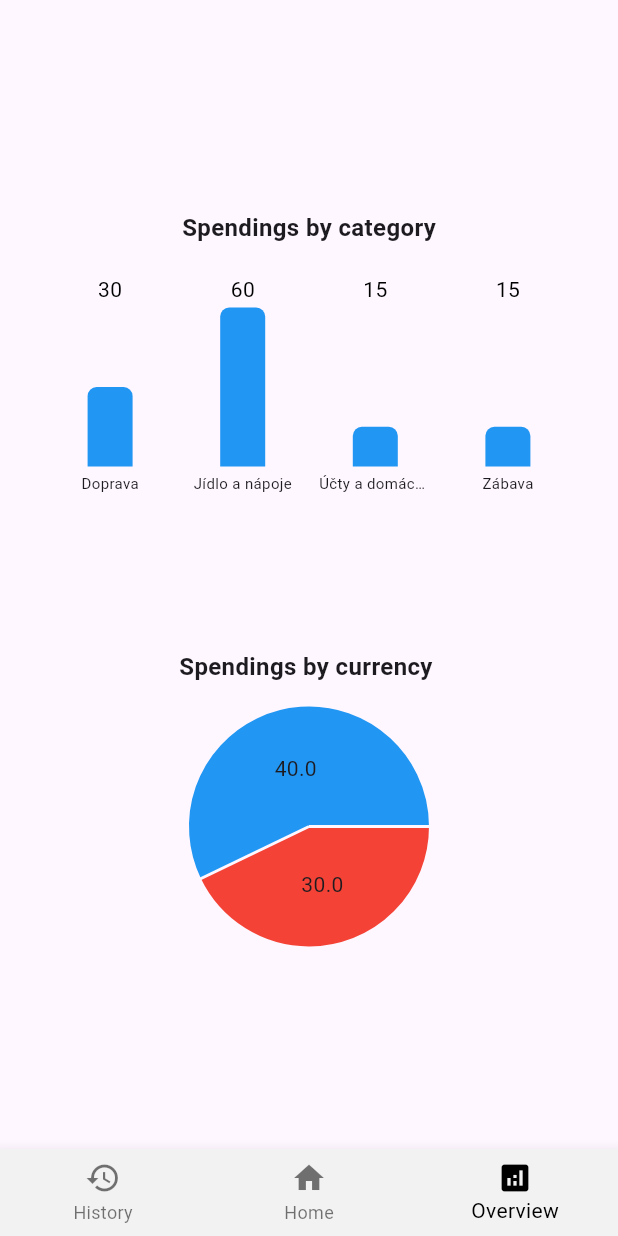
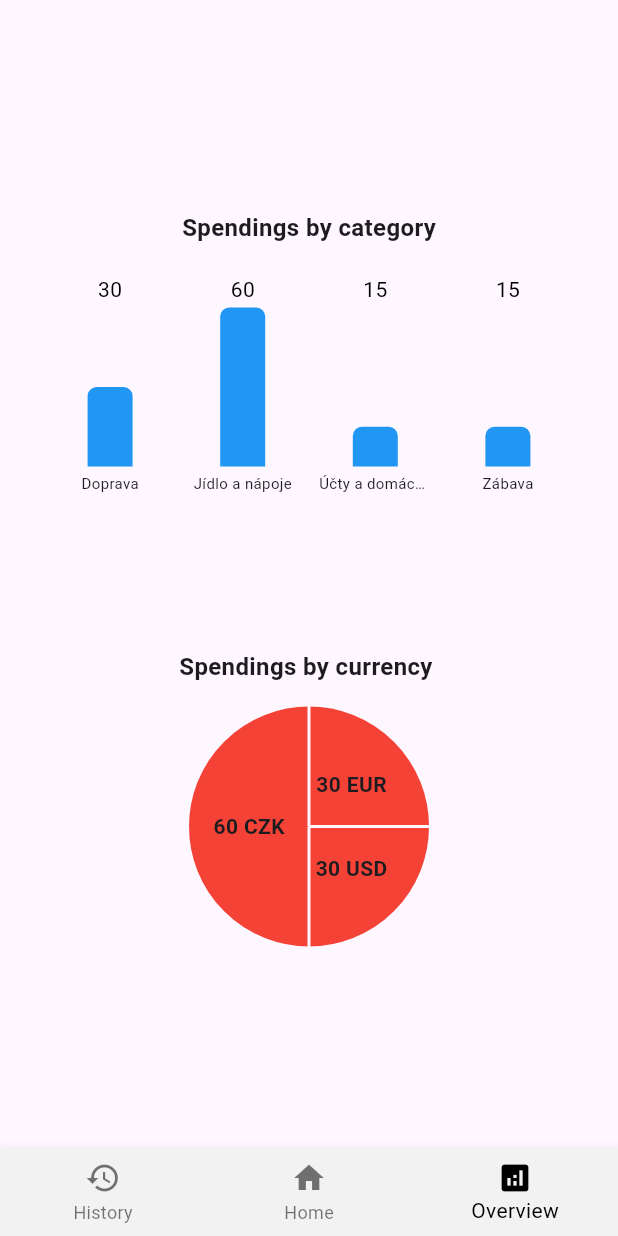
Before and after one commit to drapek9/expense_tracker, a Flutter app: the screen it shows after launch, swiped to page 3, on a phone screen of 412 x 824 dp. Run offline on Flutter 3.47's test engine with Material 3 defaults, Android fonts, the phone set to English and light mode, and no system bars; drawn by our look-alikes of fl_chart; our stand-ins replace scroll_snap_list.

```diff
--- a/lib/spending_overview/spending_overview_main.dart
+++ b/lib/spending_overview/spending_overview_main.dart
@@ -14,7 +14,7 @@ class _SpendingOverviewScreenState extends State<SpendingOverviewScreen> {
   final List allExpenses = [
       Expense(
         category: 2,
-        currency: 1,
+        currency: 0,
         name: "Shoes",
         prize: 15,
         time: DateTime(2024, 12, 10, 12, 51)
@@ -35,7 +35,7 @@ class _SpendingOverviewScreenState extends State<SpendingOverviewScreen> {
       ),
       Expense(
         category: 0,
-        currency: 1,
+        currency: 2,
         name: "Shoes",
         prize: 15,
         time: DateTime(2024, 12, 10, 12, 51)
@@ -49,14 +49,14 @@ class _SpendingOverviewScreenState extends State<SpendingOverviewScreen> {
       ),
       Expense(
         category: 1,
-        currency: 1,
+        currency: 0,
         name: "Shoes",
         prize: 15,
         time: DateTime(2024, 12, 10, 12, 51)
       ),
       Expense(
         category: 1,
-        currency: 1,
+        currency: 2,
         name: "Shoes",
         prize: 15,
         time: DateTime(2024, 12, 10, 12, 51)
@@ -82,10 +82,9 @@ class _SpendingOverviewScreenState extends State<SpendingOverviewScreen> {
   }
 
   Map<String, Map> createSumCategory(List theExpenses){
-    Map<String, Map> theSumExpenses = {"category": {}};
+    Map<String, Map> theSumExpenses = {"category": {}, "currency": {}};
 
     theExpenses.forEach((one){
-      print(one);
       if (theSumExpenses["category"]!.keys.toList().contains(one.categoryOptions[one.category])){
         theSumExpenses["category"]![one.categoryOptions[one.category]]["prize"] += one.prize;
       } else {
@@ -94,6 +93,15 @@ class _SpendingOverviewScreenState extends State<SpendingOverviewScreen> {
 
         };
       }
+
+      if (theSumExpenses["currency"]!.keys.toList().contains(one.currencyOptions[one.currency])){
+        theSumExpenses["currency"]![one.currencyOptions[one.currency]]["prize_currency"] += one.prize;
+      } else {
+        theSumExpenses["currency"]![one.currencyOptions[one.currency]] = {
+          "prize_currency": one.prize
+        };
+      }
+
     });
 
     return theSumExpenses;
@@ -189,18 +197,17 @@ class _SpendingOverviewScreenState extends State<SpendingOverviewScreen> {
                 child: PieChart(
                   PieChartData(
                     centerSpaceRadius: 0,
-                    sections: [
-                      PieChartSectionData(
-                        value: 30,
+                    sections: sumExpensesCategory["currency"]!.entries.map((one){
+                      return PieChartSectionData(
+                        value: one.value["prize_currency"].toDouble(),
                         color: Colors.red,
-                        radius: 80
-                      ),
-                      PieChartSectionData(
-                        value: 40,
-                        color: Colors.blue,
-                        radius: 80
-                      ),
-                    ]
+                        radius: 80,
+                        title: "${one.value["prize_currency"]} ${one.key}",
+                        titleStyle: TextStyle(
+                          fontWeight: FontWeight.bold
+                        )
+                      );
+                    }).toList()
                   ),
                   duration: Duration(milliseconds: 150), // Optional
                   curve: Curves.linear, // Optional
```
